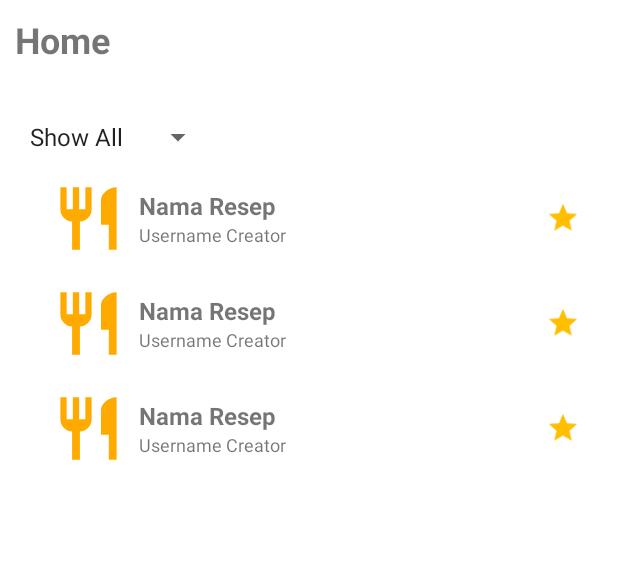
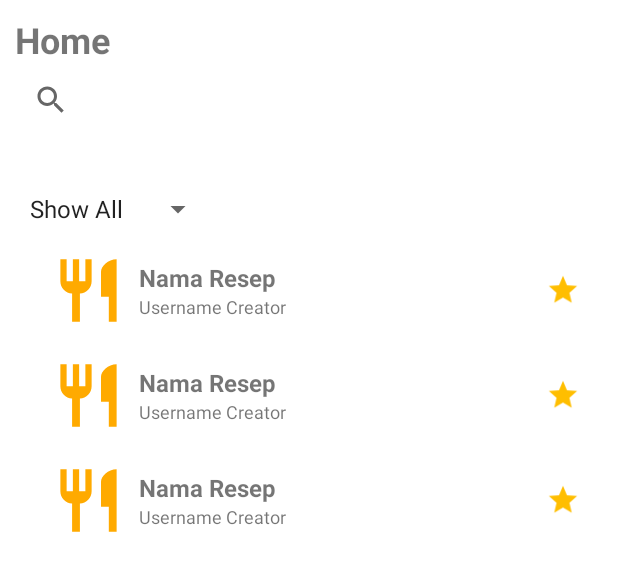
Before and after one commit to Granwyl/CookBook, an Android app: the layout fragment_home.xml on its own in the app's theme, with its tools: preview values and no code run, on a phone screen of 412 x 824 dp. Shown: the top 571 px of the screen. Run offline under Robolectric (Android 15) with nearby library versions, the phone set to English and light mode, and no system bars; network calls fail.

Commit message:
search view home fragment

```diff
--- a/app/src/main/java/id/ac/cookbook/DetailActivity.java
+++ b/app/src/main/java/id/ac/cookbook/DetailActivity.java
@@ -227,6 +227,7 @@ public class DetailActivity extends AppCompatActivity {
                         Toast.makeText(getApplicationContext(), message, Toast.LENGTH_SHORT).show();
                         if (code == 1){
                             Intent toHome = new Intent(DetailActivity.this, MainActivity.class);
+                            toHome.putExtra("fragment", "myrecipe");
                             toHome.putExtra("user", me);
                             startActivity(toHome);
                         }
--- a/app/src/main/res/layout/fragment_home.xml
+++ b/app/src/main/res/layout/fragment_home.xml
@@ -15,6 +15,11 @@
         android:text="Home"
         android:textSize="24sp"
         android:textStyle="bold" />
+
+    <SearchView
+        android:id="@+id/svFrHome"
+        android:layout_width="match_parent"
+        android:layout_height="wrap_content" />
 
     <TextView
         android:id="@+id/tvFrHomeWelcome"
```
Also changed, not shown: app/src/main/java/id/ac/cookbook/fragments/HomeFragment.java (+38 -2 lines).
